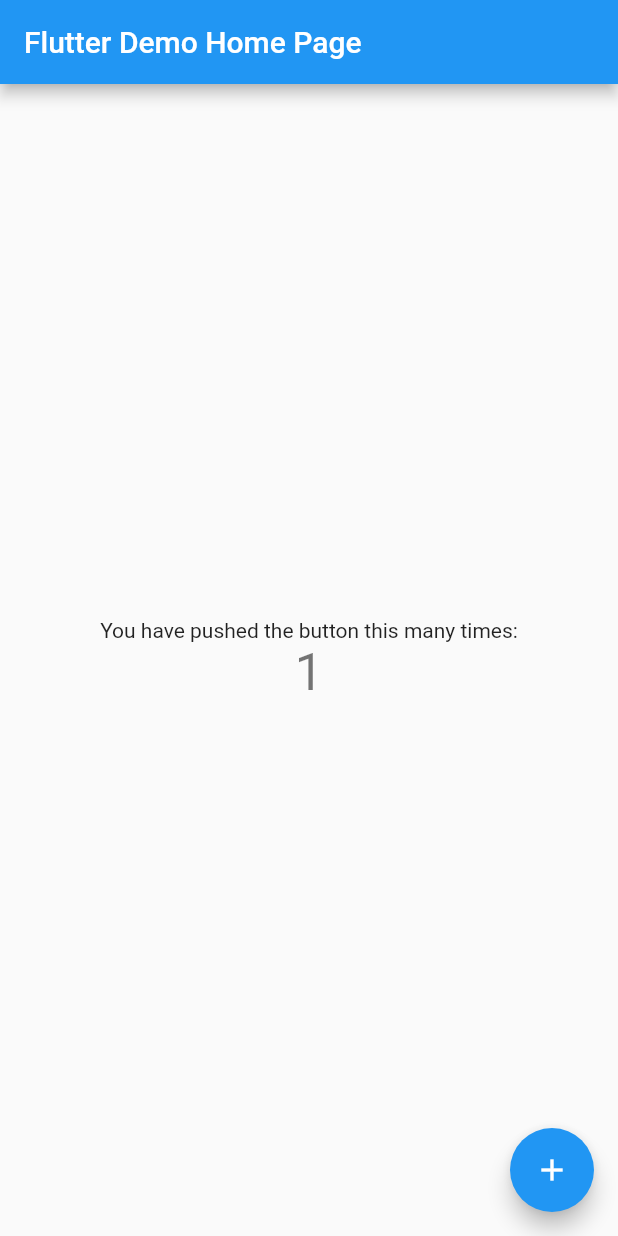
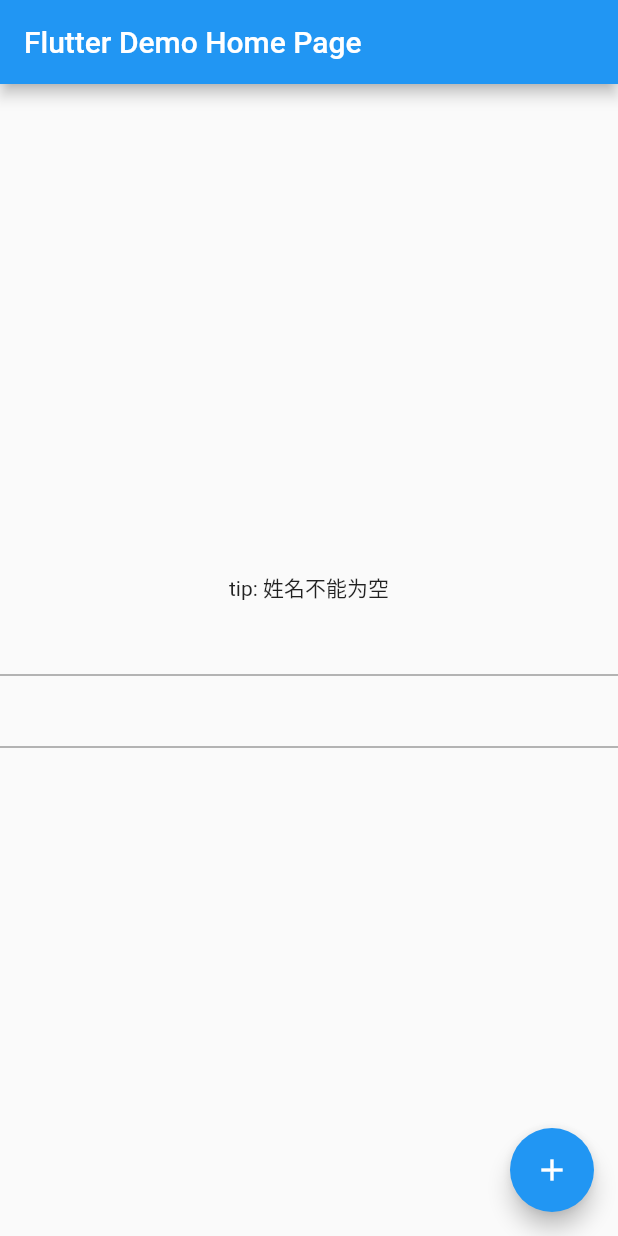
Before and after one commit to NayoLx/memfire_text, a Flutter app: the screen it shows after launch, after a tap on the "add" icon, on a phone screen of 412 x 824 dp. Run offline on Flutter 3.47's test engine with Material 2 defaults, Android fonts, the phone set to English and light mode, and no system bars; our stand-ins replace supabase; accounts and stored records are empty.

```diff
--- a/lib/main.dart
+++ b/lib/main.dart
@@ -1,25 +1,17 @@
 import 'package:flutter/material.dart';
+import 'package:memfire_text/utils/helper.dart';
+import 'package:supabase/supabase.dart';
 
 void main() {
   runApp(MyApp());
 }
 
 class MyApp extends StatelessWidget {
-  // This widget is the root of your application.
   @override
   Widget build(BuildContext context) {
     return MaterialApp(
       title: 'Flutter Demo',
       theme: ThemeData(
-        // This is the theme of your application.
-        //
-        // Try running your application with "flutter run". You'll see the
-        // application has a blue toolbar. Then, without quitting the app, try
-        // changing the primarySwatch below to Colors.green and then invoke
-        // "hot reload" (press "r" in the console where you ran "flutter run",
-        // or simply save your changes to "hot reload" in a Flutter IDE).
-        // Notice that the counter didn't reset back to zero; the application
-        // is not restarted.
         primarySwatch: Colors.blue,
       ),
       home: MyHomePage(title: 'Flutter Demo Home Page'),
@@ -30,15 +22,6 @@ class MyApp extends StatelessWidget {
 class MyHomePage extends StatefulWidget {
   MyHomePage({Key? key, required this.title}) : super(key: key);
 
-  // This widget is the home page of your application. It is stateful, meaning
-  // that it has a State object (defined below) that contains fields that affect
-  // how it looks.
-
-  // This class is the configuration for the state. It holds the values (in this
-  // case the title) provided by the parent (in this case the App widget) and
-  // used by the build method of the State. Fields in a Widget subclass are
-  // always marked "final".
-
   final String title;
 
   @override
@@ -46,65 +29,83 @@ class MyHomePage extends StatefulWidget {
 }
 
 class _MyHomePageState extends State<MyHomePage> {
-  int _counter = 0;
+  String text = 'You have pushed the button this many times:';
+  late SupabaseClient _client;
+  TextEditingController _name = TextEditingController();
+  TextEditingController _desc = TextEditingController();
 
-  void _incrementCounter() {
-    setState(() {
-      // This call to setState tells the Flutter framework that something has
-      // changed in this State, which causes it to rerun the build method below
-      // so that the display can reflect the updated values. If we changed
-      // _counter without calling setState(), then the build method would not be
-      // called again, and so nothing would appear to happen.
-      _counter++;
-    });
+  @override
+  void initState() {
+    super.initState();
+    MemFireHelper();
+    _client = MemFireHelper.client;
+    select();
+  }
+
+  void select() async {
+    final user = await _client.from('${MemFireHelper.user}').select().execute();
+    if (user.data != null) {
+      text = 'user is not null';
+      print('user is not null');
+    } else {
+      text = 'no datebase';
+    }
+    setState(() {});
+  }
+
+  void addDoc() async {
+    if (_name.text.isNotEmpty == false) {
+      text = '姓名不能为空';
+      setState(() {});
+      return;
+    }
+
+    if (_desc.text.isNotEmpty == false) {
+      text = '描述不能为空';
+      setState(() {});
+      return;
+    }
+
+    final count = await _client.from('${MemFireHelper.doc}').select().execute();
+    final doc = await _client.from('${MemFireHelper.doc}').insert({
+      'id': (count.data as List<dynamic>).length + 1,
+      'created_at': DateTime.now().millisecondsSinceEpoch ~/ 1000,
+      'updated_at': DateTime.now().millisecondsSinceEpoch ~/ 1000,
+      'name': _name.text,
+      'desc': _desc.text
+    }).execute();
+    if (doc.error == null) {
+      text = 'add success';
+      _name.text = '';
+      _desc.text = '';
+    } else {
+      text = '${doc.error}';
+    }
+    setState(() {});
   }
 
   @override
   Widget build(BuildContext context) {
-    // This method is rerun every time setState is called, for instance as done
-    // by the _incrementCounter method above.
-    //
-    // The Flutter framework has been optimized to make rerunning build methods
-    // fast, so that you can just rebuild anything that needs updating rather
-    // than having to individually change instances of widgets.
     return Scaffold(
       appBar: AppBar(
-        // Here we take the value from the MyHomePage object that was created by
-        // the App.build method, and use it to set our appbar title.
         title: Text(widget.title),
       ),
       body: Center(
-        // Center is a layout widget. It takes a single child and positions it
-        // in the middle of the parent.
         child: Column(
-          // Column is also a layout widget. It takes a list of children and
-          // arranges them vertically. By default, it sizes itself to fit its
-          // children horizontally, and tries to be as tall as its parent.
-          //
-          // Invoke "debug painting" (press "p" in the console, choose the
-          // "Toggle Debug Paint" action from the Flutter Inspector in Android
-          // Studio, or the "Toggle Debug Paint" command in Visual Studio Code)
-          // to see the wireframe for each widget.
-          //
-          // Column has various properties to control how it sizes itself and
-          // how it positions its children. Here we use mainAxisAlignment to
-          // center the children vertically; the main axis here is the vertical
-          // axis because Columns are vertical (the cross axis would be
-          // horizontal).
           mainAxisAlignment: MainAxisAlignment.center,
           children: <Widget>[
-            Text(
-              'You have pushed the button this many times:',
+            Text('tip: $text'),
+            TextField(
+              controller: _name,
             ),
-            Text(
-              '$_counter',
-              style: Theme.of(context).textTheme.headline4,
+            TextField(
+              controller: _desc,
             ),
           ],
         ),
       ),
       floatingActionButton: FloatingActionButton(
-        onPressed: _incrementCounter,
+        onPressed: addDoc,
         tooltip: 'Increment',
         child: Icon(Icons.add),
       ), // This trailing comma makes auto-formatting nicer for build methods.
--- /dev/null
+++ b/lib/utils/helper.dart
@@ -0,0 +1,16 @@
+import 'package:supabase/supabase.dart';
+
+class MemFireHelper {
+  static String anon = 'eyJhbGciOiJIUzI1NiIsInR5cCI6IkpXVCJ9.eyJyb2xlIjoiYW5vbiIsImV4cCI6MzE3MjUyNzk4NywiaWF0IjoxNjM0NjA3OTg3LCJpc3MiOiJzdXBhYmFzZSJ9.vGuDA1IKSPptMxeeW33CUCebSbgw3Lu0E3aRJEbjxis';
+  static String url = 'https://c5n26ni5g6h9180dths0.baseapi.memfiredb.com';
+  static late SupabaseClient client;
+
+  static String user = 'user';
+  static String doc = 'doc';
+
+  factory MemFireHelper() => MemFireHelper._();
+
+  MemFireHelper._() {
+    client = SupabaseClient(url, anon);
+  }
+}
```
